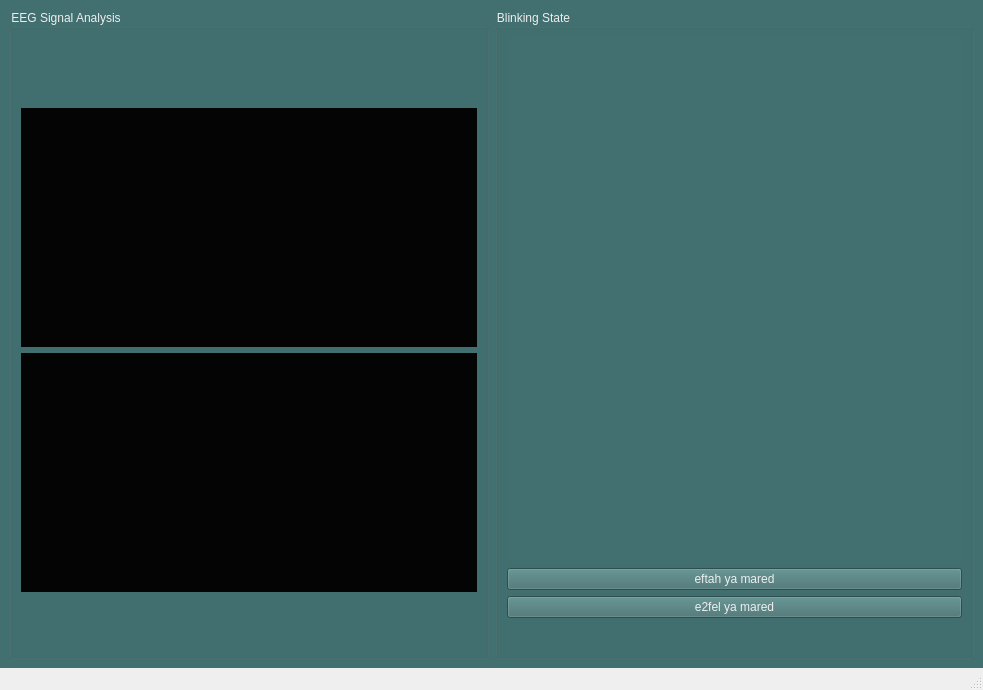
Old version of the form Qt Application/design.ui in the repository raghdaneiazyy6/WinkWatch-with-Wazowski.
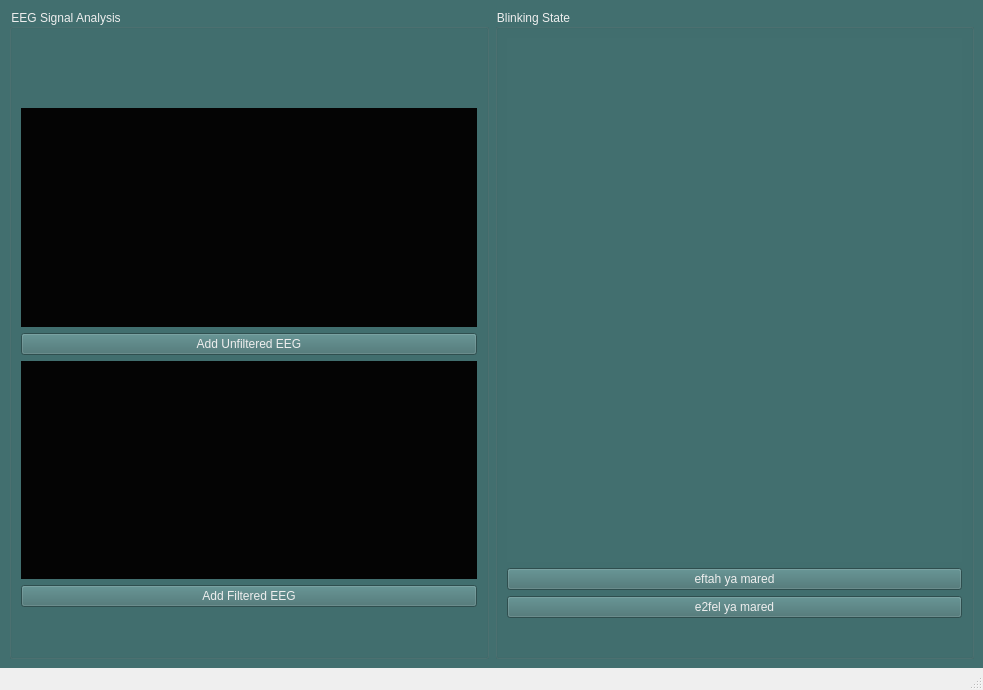
New version of the form.

Patch:
```diff
--- a/Qt Application/design.ui
+++ b/Qt Application/design.ui
@@ -55,6 +55,13 @@
          </item>
         </layout>
        </item>
+       <item>
+        <widget class="QPushButton" name="addUnfilteredEEG">
+         <property name="text">
+          <string>Add Unfiltered EEG</string>
+         </property>
+        </widget>
+       </item>
        <item>
         <layout class="QVBoxLayout" name="verticalLayout2">
          <item>
@@ -66,6 +73,13 @@
          </item>
         </layout>
        </item>
+       <item>
+        <widget class="QPushButton" name="addFilteredEEG">
+         <property name="text">
+          <string>Add Filtered EEG</string>
+         </property>
+        </widget>
+       </item>
        <item>
         <spacer name="verticalSpacer">
          <property name="orientation">
@@ -77,7 +91,7 @@
          <property name="sizeHint" stdset="0">
           <size>
            <width>20</width>
-           <height>35</height>
+           <height>20</height>
           </size>
          </property>
         </spacer>
```
Left out of the diff: 15 changed lines with no effect on the pictures.
